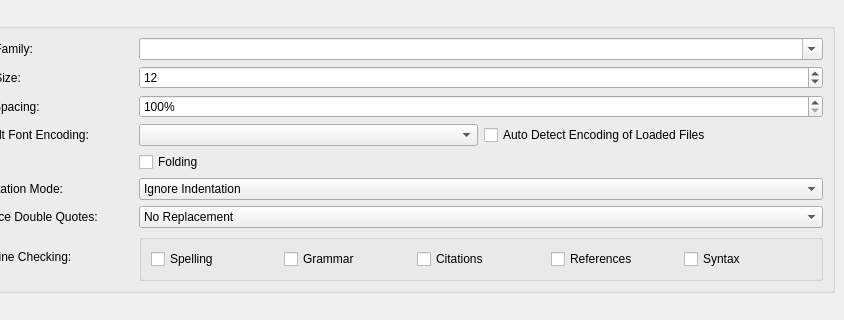
The window that configdialog.ui (svn2github/texstudio-trunk) describes before a commit, drawn with Qt 5; both pictures show x 272 to 1116 and y 0 to 320 of the 1116 by 674 pixel window.
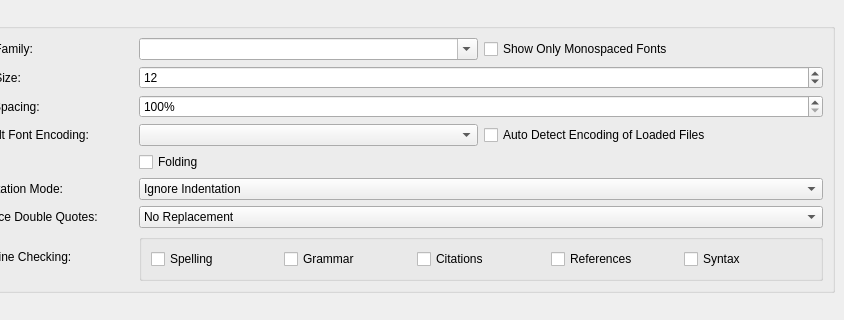
The same window after the commit. The open tabs and pages were chosen to show the change. Icons and pictures are not drawn.

Commit message: Option to only display monospaced fonts for editor font selection

Diff of the .ui file:
```diff
--- a/configdialog.ui
+++ b/configdialog.ui
@@ -1149,7 +1149,7 @@
             </property>
            </widget>
           </item>
-          <item row="0" column="1" colspan="4">
+          <item row="0" column="1" colspan="2">
            <widget class="QComboBox" name="comboBoxFont">
             <property name="editable">
              <bool>true</bool>
@@ -1314,6 +1314,13 @@
             </property>
            </widget>
           </item>
+          <item row="0" column="3" colspan="2">
+           <widget class="QCheckBox" name="checkBoxShowOnlyMonospacedFonts">
+            <property name="text">
+             <string>Show Only Monospaced Fonts</string>
+            </property>
+           </widget>
+          </item>
          </layout>
         </widget>
        </item>
```
Left out of the diff: 2 changed lines with no effect on the pictures. The commit also changes 2 other files.
